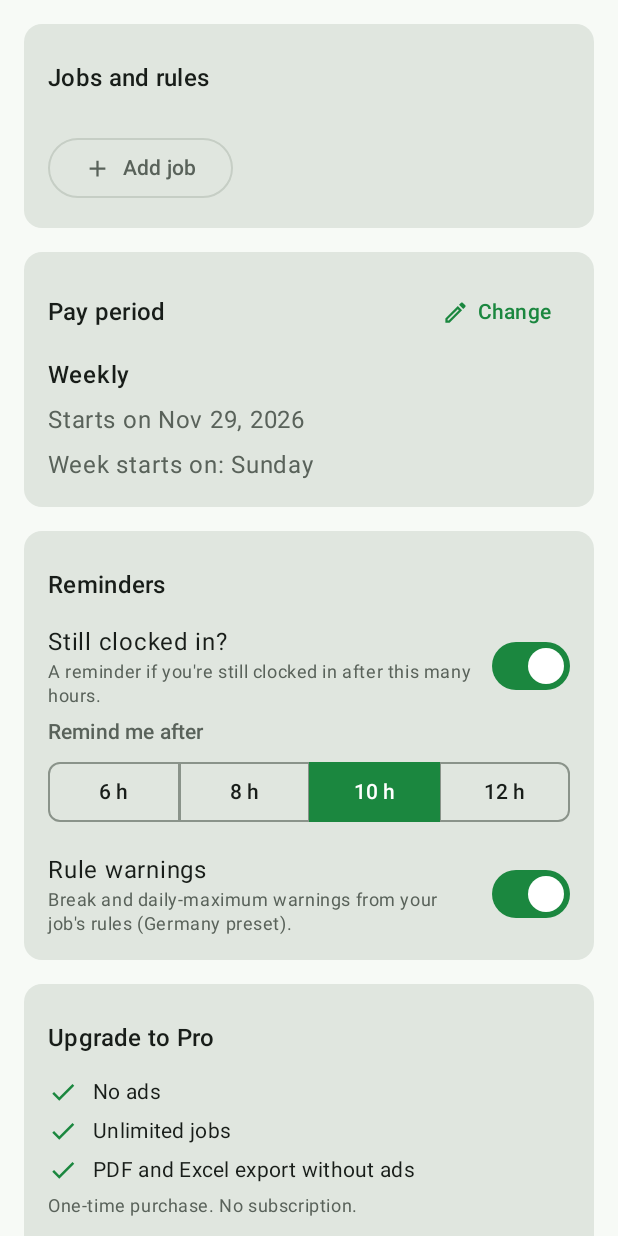
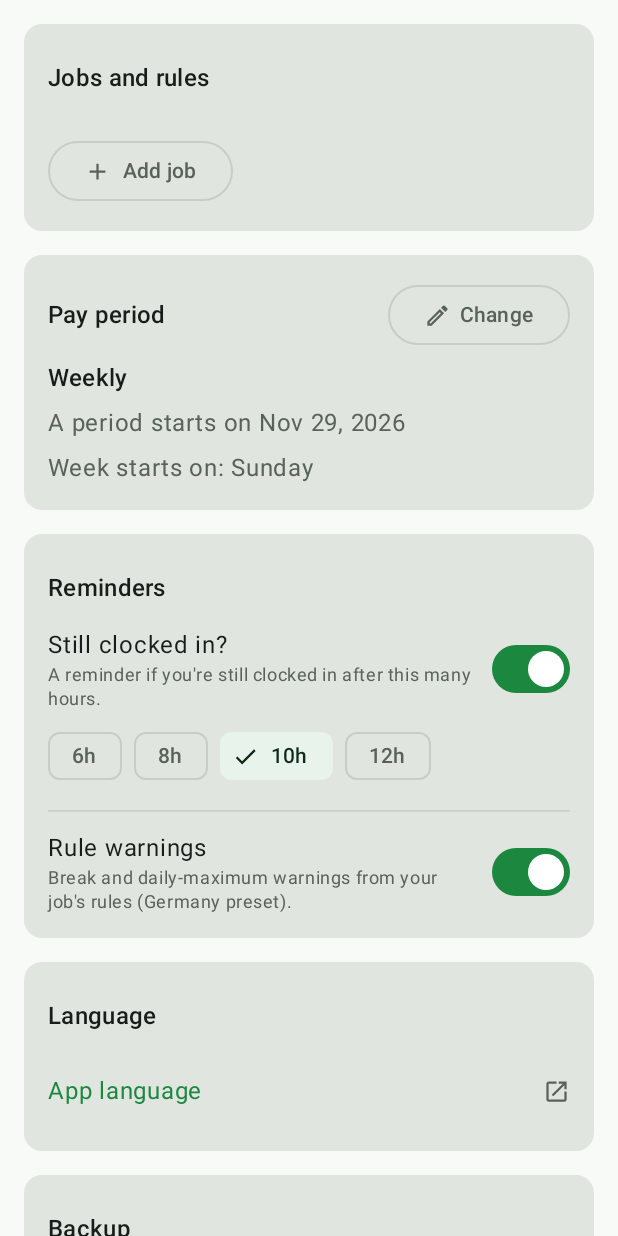
Before and after one commit to Oamprakash/TimeCard, an Android app built with Jetpack Compose: the composable SettingsScreen shown on its own in the app's theme, on a phone screen of 412 x 824 dp. Run offline under Robolectric (Android 15) with nearby library versions, the phone set to English and light mode, and no system bars; our stand-ins replace AdMob, Dagger/Hilt's generated code, Room's generated code; libraries missing offline, so code that uses them is left out: com.android.billingclient; 7 statements that could not run were skipped.

Commit message:
Settings: match mockup (dividers, outlined Change, check chips, crown Pro card)
- Job rows 56dp with dividers; outlined "Change" pill on Pay period,
  "A period starts on 23 Nov 2026", period type as the card's lead line
- Reminders: 6h/8h/10h/12h filter chips with check + mint selection,
  divider before Rule warnings
- Order: Language, Backup, Upgrade to Pro, Privacy and about
- Pro card: crown icon, one-line benefits, price button, Restore link
- Privacy policy row with chevron and divider above the footer

Co-Authored-By: Claude Opus 5.5 <noreply@anthropic.com>
Claude-Session: https://claude.ai/code/session_019ZtYpswQmnX5u21QVgmy7o

```diff
--- a/app/src/main/java/com/oamsapps/punchd/ui/settings/SettingsScreen.kt
+++ b/app/src/main/java/com/oamsapps/punchd/ui/settings/SettingsScreen.kt
@@ -18,9 +18,6 @@ import androidx.compose.material.icons.filled.Add
 import androidx.compose.material.icons.filled.Check
 import androidx.compose.material.icons.outlined.Edit
 import androidx.compose.material3.Icon
-import androidx.compose.material3.SegmentedButton
-import androidx.compose.material3.SegmentedButtonDefaults
-import androidx.compose.material3.SingleChoiceSegmentedButtonRow
 import androidx.compose.ui.draw.clip
 import androidx.compose.ui.res.painterResource
 import androidx.compose.ui.semantics.Role
@@ -62,6 +59,11 @@ import androidx.compose.ui.unit.dp
 import androidx.hilt.navigation.compose.hiltViewModel
 import androidx.lifecycle.compose.collectAsStateWithLifecycle
 import com.oamsapps.punchd.BuildConfig
+import androidx.compose.material3.FilterChip
+import androidx.compose.material3.FilterChipDefaults
+import androidx.compose.material3.HorizontalDivider
+import androidx.compose.material3.LocalTextStyle
+import com.oamsapps.punchd.ui.theme.selectorContainerColor
 import com.oamsapps.punchd.R
 import com.oamsapps.punchd.data.settings.DEFAULT_STILL_CLOCKED_IN_HOURS
 import com.oamsapps.punchd.domain.engine.PayPeriodType
@@ -79,7 +81,6 @@ import kotlinx.coroutines.launch
 /** Hosted on the developer site (GitHub Pages). See docs/privacy-policy.md. */
 const val PRIVACY_POLICY_URL = "https://oamprakash.github.io/punchd/privacy.html"
 
-@OptIn(androidx.compose.material3.ExperimentalMaterial3Api::class)
 @Composable
 fun SettingsScreen(
     onEditJob: (Long) -> Unit,
@@ -135,11 +136,11 @@ fun SettingsScreen(
             Modifier.fillMaxSize().verticalScroll(rememberScrollState()).padding(16.dp),
             verticalArrangement = Arrangement.spacedBy(16.dp),
         ) {
-            // Jobs & rules: tappable rows (48dp, chevron) + "+ Add job"
+            // Jobs & rules: tappable rows (56dp, chevron, dividers) + "+ Add job"
             Section(stringResource(R.string.settings_jobs)) {
                 s.jobs.forEach { j ->
                     Row(
-                        Modifier.fillMaxWidth().heightIn(min = 48.dp).clip(RoundedCornerShape(8.dp))
+                        Modifier.fillMaxWidth().heightIn(min = 56.dp).clip(RoundedCornerShape(8.dp))
                             .clickable(onClickLabel = stringResource(R.string.edit_job)) { onEditJob(j.label.id) },
                         verticalAlignment = Alignment.CenterVertically,
                     ) {
@@ -154,8 +155,9 @@ fun SettingsScreen(
                         Icon(Icons.AutoMirrored.Filled.KeyboardArrowRight, contentDescription = null,
                             tint = MaterialTheme.colorScheme.onSurfaceVariant)
                     }
+                    HorizontalDivider(color = MaterialTheme.colorScheme.outlineVariant)
                 }
-                Spacer(Modifier.height(4.dp))
+                Spacer(Modifier.height(6.dp))
                 OutlinedButton(onClick = onAddJob) {
                     Icon(Icons.Filled.Add, contentDescription = null, modifier = Modifier.size(18.dp))
                     Spacer(Modifier.width(8.dp))
@@ -163,20 +165,20 @@ fun SettingsScreen(
                 }
             }
 
-            // Pay period: "Change" as the card's header action
+            // Pay period: outlined "Change" as the card header action
             Section(
                 title = stringResource(R.string.pay_period),
                 action = {
-                    TextButton(onClick = { editPeriod = true }) {
+                    OutlinedButton(onClick = { editPeriod = true }) {
                         Icon(Icons.Outlined.Edit, contentDescription = null, modifier = Modifier.size(18.dp))
                         Spacer(Modifier.width(6.dp))
                         Text(stringResource(R.string.change))
                     }
                 },
             ) {
-                Text(periodTypeLabel(settings.payPeriod.type), style = MaterialTheme.typography.bodyLarge, fontWeight = FontWeight.SemiBold)
+                Text(periodTypeLabel(settings.payPeriod.type), style = MaterialTheme.typography.titleMedium, fontWeight = FontWeight.SemiBold)
                 if (settings.payPeriod.type != PayPeriodType.SEMI_MONTHLY) {
-                    Text(stringResource(R.string.period_starts_on, formatDateMedium(settings.payPeriod.anchor)),
+                    Text(stringResource(R.string.period_starts_on_long, formatDateMedium(settings.payPeriod.anchor)),
                         color = MaterialTheme.colorScheme.onSurfaceVariant)
                 }
                 Text(
@@ -185,7 +187,7 @@ fun SettingsScreen(
                 )
             }
 
-            // Reminders: compact segmented hours, never clipped
+            // Reminders: four short chips (6h–12h) fit on one line; divider before rule warnings
             Section(stringResource(R.string.settings_reminders)) {
                 SwitchRow(
                     title = stringResource(R.string.reminder_still_title),
@@ -194,66 +196,28 @@ fun SettingsScreen(
                     onChange = { on -> viewModel.setReminders(if (on) DEFAULT_STILL_CLOCKED_IN_HOURS else null, settings.ruleWarnings) },
                 )
                 settings.stillClockedInHours?.let { current ->
-                    Text(stringResource(R.string.remind_after), style = MaterialTheme.typography.labelLarge,
-                        color = MaterialTheme.colorScheme.onSurfaceVariant)
-                    val options = listOf(6, 8, 10, 12)
-                    SingleChoiceSegmentedButtonRow(Modifier.fillMaxWidth()) {
-                        options.forEachIndexed { i, h ->
-                            SegmentedButton(
-                                selected = current == h,
+                    Row(horizontalArrangement = Arrangement.spacedBy(8.dp)) {
+                        listOf(6, 8, 10, 12).forEach { h ->
+                            val selected = current == h
+                            FilterChip(
+                                selected = selected,
                                 onClick = { viewModel.setReminders(h, settings.ruleWarnings) },
-                                shape = SegmentedButtonDefaults.itemShape(i, options.size, RoundedCornerShape(8.dp)),
-                                colors = SegmentedButtonDefaults.colors(
-                                    activeContainerColor = MaterialTheme.colorScheme.primary,
-                                    activeContentColor = MaterialTheme.colorScheme.onPrimary,
-                                    activeBorderColor = MaterialTheme.colorScheme.primary,
-                                ),
-                                icon = {},
-                                label = { Text(stringResource(R.string.hours_short, h), maxLines = 1) },
+                                label = { Text(stringResource(R.string.hours_short, h), style = LocalTextStyle.current.copy(fontFeatureSettings = "tnum")) },
+                                leadingIcon = if (selected) {
+                                    { Icon(Icons.Filled.Check, contentDescription = null, modifier = Modifier.size(FilterChipDefaults.IconSize)) }
+                                } else null,
+                                colors = FilterChipDefaults.filterChipColors(selectedContainerColor = selectorContainerColor()),
                             )
                         }
                     }
-                    Spacer(Modifier.height(4.dp))
                 }
+                HorizontalDivider(Modifier.padding(vertical = 6.dp), color = MaterialTheme.colorScheme.outlineVariant)
                 SwitchRow(
                     title = stringResource(R.string.reminder_rules_title),
                     subtitle = stringResource(R.string.reminder_rules_text),
                     checked = settings.ruleWarnings,
                     onChange = { on -> viewModel.setReminders(settings.stillClockedInHours, on) },
                 )
-            }
-
-            // Upgrade to Pro: benefits as bullets, price in the filled button, restore centred
-            Section(stringResource(R.string.remove_ads)) {
-                if (s.adsRemoved) {
-                    Text(stringResource(R.string.remove_ads_owned), color = MaterialTheme.colorScheme.primary)
-                } else {
-                    listOf(R.string.pro_no_ads, R.string.pro_unlimited_jobs, R.string.pro_free_exports).forEach { res ->
-                        Row(verticalAlignment = Alignment.CenterVertically) {
-                            Icon(Icons.Filled.Check, contentDescription = null, tint = MaterialTheme.colorScheme.primary,
-                                modifier = Modifier.size(20.dp))
-                            Spacer(Modifier.width(10.dp))
-                            Text(stringResource(res), style = MaterialTheme.typography.bodyMedium)
-                        }
-                    }
-                    Text(stringResource(R.string.pro_one_time), style = MaterialTheme.typography.bodySmall,
-                        color = MaterialTheme.colorScheme.onSurfaceVariant)
-                    Spacer(Modifier.height(4.dp))
-                    if (s.purchasePending) {
-                        Text(stringResource(R.string.purchase_pending))
-                    } else {
-                        Button(
-                            onClick = {
-                                val activity = context.findActivity()
-                                if (activity == null || !viewModel.buyRemoveAds(activity)) scope.launch { snackbar.showSnackbar(unavailable) }
-                            },
-                            modifier = Modifier.fillMaxWidth().height(48.dp),
-                        ) { Text(s.price?.let { stringResource(R.string.remove_ads_for, it) } ?: stringResource(R.string.remove_ads)) }
-                    }
-                }
-                TextButton(onClick = { viewModel.restore() }, modifier = Modifier.align(Alignment.CenterHorizontally)) {
-                    Text(stringResource(R.string.restore_purchases))
-                }
             }
 
             // Language (per-app language is an Android 13+ system feature)
@@ -277,14 +241,13 @@ fun SettingsScreen(
                     color = MaterialTheme.colorScheme.onSurfaceVariant)
                 Spacer(Modifier.height(4.dp))
                 Row(horizontalArrangement = Arrangement.spacedBy(8.dp)) {
-                    OutlinedButton(onClick = { viewModel.exportBackup() }, modifier = Modifier.weight(1f)) {
+                    OutlinedButton(onClick = { viewModel.exportBackup() }) {
                         Icon(painterResource(R.drawable.ic_upload), contentDescription = null, modifier = Modifier.size(18.dp))
                         Spacer(Modifier.width(8.dp))
                         Text(stringResource(R.string.backup_export))
                     }
                     OutlinedButton(
                         onClick = { picker.launch(arrayOf("application/json", "text/plain", "application/octet-stream")) },
-                        modifier = Modifier.weight(1f),
                     ) {
                         Icon(painterResource(R.drawable.ic_download), contentDescription = null, modifier = Modifier.size(18.dp))
                         Spacer(Modifier.width(8.dp))
@@ -293,15 +256,40 @@ fun SettingsScreen(
                 }
             }
 
+            // Upgrade to Pro: crown title, one-line value, price in the filled button
+            Section(
+                title = stringResource(R.string.remove_ads),
+                icon = { Icon(painterResource(R.drawable.ic_crown), contentDescription = null, modifier = Modifier.size(22.dp)) },
+            ) {
+                if (s.adsRemoved) {
+                    Text(stringResource(R.string.remove_ads_owned), color = MaterialTheme.colorScheme.primary)
+                } else {
+                    Text(stringResource(R.string.pro_benefits), style = MaterialTheme.typography.bodyMedium)
+                    Spacer(Modifier.height(4.dp))
+                    if (s.purchasePending) {
+                        Text(stringResource(R.string.purchase_pending))
+                    } else {
+                        Button(
+                            onClick = {
+                                val activity = context.findActivity()
+                                if (activity == null || !viewModel.buyRemoveAds(activity)) scope.launch { snackbar.showSnackbar(unavailable) }
+                            },
+                            modifier = Modifier.fillMaxWidth().height(48.dp),
+                        ) { Text(s.price?.let { stringResource(R.string.remove_ads_for, it) } ?: stringResource(R.string.remove_ads)) }
+                    }
+                }
+                TextButton(onClick = { viewModel.restore() }) { Text(stringResource(R.string.restore_purchases)) }
+            }
+
             // Privacy & about: list rows aligned with the card text, version footer
             Section(stringResource(R.string.settings_about)) {
                 if (s.privacyOptionsRequired) {
                     LinkRow(stringResource(R.string.privacy_options)) { context.findActivity()?.let(viewModel::privacyOptions) }
                 }
-                LinkRow(stringResource(R.string.privacy_policy), external = true) {
+                LinkRow(stringResource(R.string.privacy_policy)) {
                     runCatching { context.startActivity(Intent(Intent.ACTION_VIEW, Uri.parse(PRIVACY_POLICY_URL))) }
                 }
-                Spacer(Modifier.height(4.dp))
+                HorizontalDivider(Modifier.padding(bottom = 4.dp), color = MaterialTheme.colorScheme.outlineVariant)
                 Text(stringResource(R.string.pay_disclaimer), style = MaterialTheme.typography.bodySmall,
                     color = MaterialTheme.colorScheme.onSurfaceVariant)
                 Text(stringResource(R.string.version, BuildConfig.VERSION_NAME), style = MaterialTheme.typography.bodySmall,
@@ -337,11 +325,13 @@ fun SettingsScreen(
 private fun Section(
     title: String,
     action: (@Composable () -> Unit)? = null,
+    icon: (@Composable () -> Unit)? = null,
     content: @Composable ColumnScope.() -> Unit,
 ) {
     Card(Modifier.fillMaxWidth()) {
         Column(Modifier.padding(16.dp), verticalArrangement = Arrangement.spacedBy(6.dp)) {
             Row(Modifier.fillMaxWidth().heightIn(min = 40.dp), verticalAlignment = Alignment.CenterVertically) {
+                icon?.let { it(); Spacer(Modifier.width(10.dp)) }
                 Text(title, style = MaterialTheme.typography.titleMedium, modifier = Modifier.weight(1f))
                 action?.invoke()
             }
--- /dev/null
+++ b/app/src/main/res/drawable/ic_crown.xml
@@ -0,0 +1,10 @@
+<?xml version="1.0" encoding="utf-8"?>
+<!-- Outlined crown for the "Upgrade to Pro" card. -->
+<vector xmlns:android="http://schemas.android.com/apk/res/android"
+    android:width="24dp" android:height="24dp" android:viewportWidth="24" android:viewportHeight="24">
+    <path android:strokeColor="@android:color/black" android:strokeWidth="1.8" android:strokeLineJoin="round"
+        android:strokeLineCap="round" android:fillColor="#00000000"
+        android:pathData="M4,17L3,7.5L8,11L12,5L16,11L21,7.5L20,17Z" />
+    <path android:strokeColor="@android:color/black" android:strokeWidth="1.8" android:strokeLineCap="round"
+        android:pathData="M5,20.5H19" />
+</vector>
--- a/app/src/main/res/values/strings.xml
+++ b/app/src/main/res/values/strings.xml
@@ -246,10 +246,7 @@
     <string name="period_start_date">Period start date</string>
     <string name="period_semi_monthly_detail">(1–15, 16–end)</string>
     <string name="day_worked">%1$s worked</string>
-    <string name="pro_no_ads">No ads</string>
-    <string name="pro_unlimited_jobs">Unlimited jobs</string>
-    <string name="pro_free_exports">PDF and Excel export without ads</string>
-    <string name="pro_one_time">One-time purchase. No subscription.</string>
-    <string name="remind_after">Remind me after</string>
-    <string name="hours_short">%1$d h</string>
+    <string name="hours_short">%1$dh</string>
+    <string name="period_starts_on_long">A period starts on %1$s</string>
+    <string name="pro_benefits">One-time purchase: ad-free experience, unlimited jobs, and free PDF &amp; Excel export.</string>
 </resources>
```
Also changed, not shown: 1 other file.
